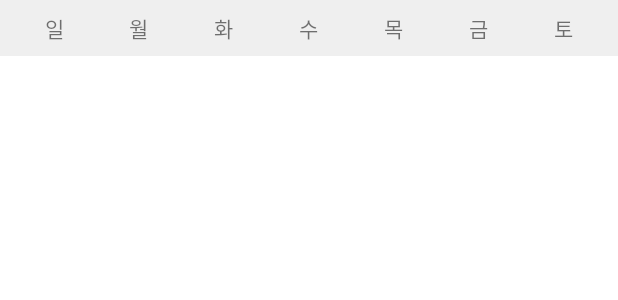
After one commit to mathison0/madcamp1, an Android app: the layout calendar_day_titles_container.xml on its own in the app's theme, with its tools: preview values and no code run, on a phone screen of 412 x 824 dp. The commit adds this screen. Shown: the top 300 px of the screen. Run offline under Robolectric (Android 15) with nearby library versions, the phone set to English and light mode, and no system bars.

Commit message:
잔디 추가

```diff
--- a/app/build.gradle.kts
+++ b/app/build.gradle.kts
@@ -64,7 +64,8 @@ dependencies {
     implementation("com.google.dagger:dagger-compiler:2.51.1")
     ksp("com.google.dagger:dagger-compiler:2.51.1")
     implementation("io.coil-kt:coil:2.4.0")
-    implementation ("com.github.chrisbanes:PhotoView:2.3.0")
+    implementation("com.github.chrisbanes:PhotoView:2.3.0")
+    implementation("com.github.kizitonwose:CalendarView:2.4.1")
 
     testImplementation("junit:junit:4.13.2")
     androidTestImplementation("androidx.test.ext:junit:1.2.1")
--- /dev/null
+++ b/app/src/main/res/drawable/rounded_background.xml
@@ -0,0 +1,5 @@
+<shape xmlns:android="http://schemas.android.com/apk/res/android"
+    android:shape="rectangle">
+    <solid android:color="#E0E0E0"/> <!-- 초기 색 (변경됨) -->
+    <corners android:radius="12dp"/>
+</shape>
--- /dev/null
+++ b/app/src/main/res/layout/calendar_day_titles_container.xml
@@ -0,0 +1,52 @@
+<LinearLayout xmlns:android="http://schemas.android.com/apk/res/android"
+    android:layout_width="match_parent"
+    android:layout_height="wrap_content"
+    android:orientation="horizontal"
+    android:background="#EFEFEF"
+    android:padding="8dp">
+
+    <!-- 요일 제목들 -->
+    <TextView
+        android:layout_weight="1"
+        android:layout_width="0dp"
+        android:layout_height="wrap_content"
+        android:text="일"
+        android:gravity="center" />
+
+    <TextView
+        android:layout_weight="1"
+        android:layout_width="0dp"
+        android:layout_height="wrap_content"
+        android:text="월"
+        android:gravity="center" />
+    <TextView
+        android:layout_weight="1"
+        android:layout_width="0dp"
+        android:layout_height="wrap_content"
+        android:text="화"
+        android:gravity="center" />
+    <TextView
+        android:layout_weight="1"
+        android:layout_width="0dp"
+        android:layout_height="wrap_content"
+        android:text="수"
+        android:gravity="center" />
+    <TextView
+        android:layout_weight="1"
+        android:layout_width="0dp"
+        android:layout_height="wrap_content"
+        android:text="목"
+        android:gravity="center" />
+    <TextView
+        android:layout_weight="1"
+        android:layout_width="0dp"
+        android:layout_height="wrap_content"
+        android:text="금"
+        android:gravity="center" />
+    <TextView
+        android:layout_weight="1"
+        android:layout_width="0dp"
+        android:layout_height="wrap_content"
+        android:text="토"
+        android:gravity="center" />
+</LinearLayout>
--- a/build.gradle.kts
+++ b/build.gradle.kts
@@ -7,6 +7,7 @@ buildscript {
     repositories {
         google()
         mavenCentral()
+        maven("https://jitpack.io")
     }
     dependencies {
         classpath("androidx.navigation:navigation-safe-args-gradle-plugin:2.7.7")
--- a/settings.gradle.kts
+++ b/settings.gradle.kts
@@ -3,6 +3,7 @@ pluginManagement {
         google()
         mavenCentral()
         gradlePluginPortal()
+        maven("https://jitpack.io")
     }
 }
 dependencyResolutionManagement {
@@ -10,9 +11,7 @@ dependencyResolutionManagement {
     repositories {
         google()
         mavenCentral()
-        maven {
-            url = uri("https://jitpack.io")
-        }
+        maven { url = uri("https://jitpack.io") }
     }
 }
 
```
Also changed, not shown: app/src/main/java/com/example/madcamp1/ui/tab3/Tab3Fragment.kt (+111 -15 lines), app/src/main/res/layout/calendar_day_layout.xml (added, +16 -0 lines), app/src/main/res/layout/calendar_month_header.xml (added, +13 -0 lines), app/src/main/res/layout/fragment_tab3.xml (+35 -22 lines), 1 other file.
